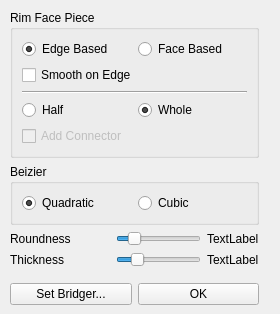
First picture: the form in forms/rimfacepanel.ui, repository TopModLab/Unfolding, before the edit.
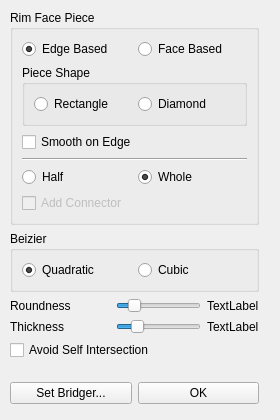
Second picture: the form after the edit.

Commit message: attempt to avoid self intersection

What changed in the file:
```diff
--- a/forms/rimfacepanel.ui
+++ b/forms/rimfacepanel.ui
@@ -7,7 +7,7 @@
     <x>0</x>
     <y>0</y>
     <width>280</width>
-    <height>314</height>
+    <height>420</height>
    </rect>
   </property>
   <property name="windowTitle">
@@ -19,7 +19,7 @@
      <x>10</x>
      <y>10</y>
      <width>249</width>
-     <height>295</height>
+     <height>394</height>
     </rect>
    </property>
    <layout class="QVBoxLayout" name="verticalLayout">
@@ -56,6 +56,35 @@
          </item>
         </layout>
        </item>
+       <item>
+        <widget class="QGroupBox" name="pieceShapeGrpBox">
+         <property name="title">
+          <string>Piece Shape</string>
+         </property>
+         <layout class="QHBoxLayout" name="horizontalLayout_10">
+          <item>
+           <widget class="QRadioButton" name="rectBtn">
+            <property name="text">
+             <string>Rectangle</string>
+            </property>
+            <attribute name="buttonGroup">
+             <string notr="true">shapeGrp</string>
+            </attribute>
+           </widget>
+          </item>
+          <item>
+           <widget class="QRadioButton" name="diamBtn">
+            <property name="text">
+             <string>Diamond</string>
+            </property>
+            <attribute name="buttonGroup">
+             <string notr="true">shapeGrp</string>
+            </attribute>
+           </widget>
+          </item>
+         </layout>
+        </widget>
+       </item>
        <item>
         <widget class="QCheckBox" name="smoothBox">
          <property name="text">
@@ -240,6 +269,13 @@
       </item>
      </layout>
     </item>
+    <item>
+     <widget class="QCheckBox" name="intersectionBox">
+      <property name="text">
+       <string>Avoid Self Intersection</string>
+      </property>
+     </widget>
+    </item>
     <item>
      <spacer name="verticalSpacer">
       <property name="orientation">
```
Left out of the diff: 3 changed lines with no effect on the pictures. The commit also changes 4 other files.
